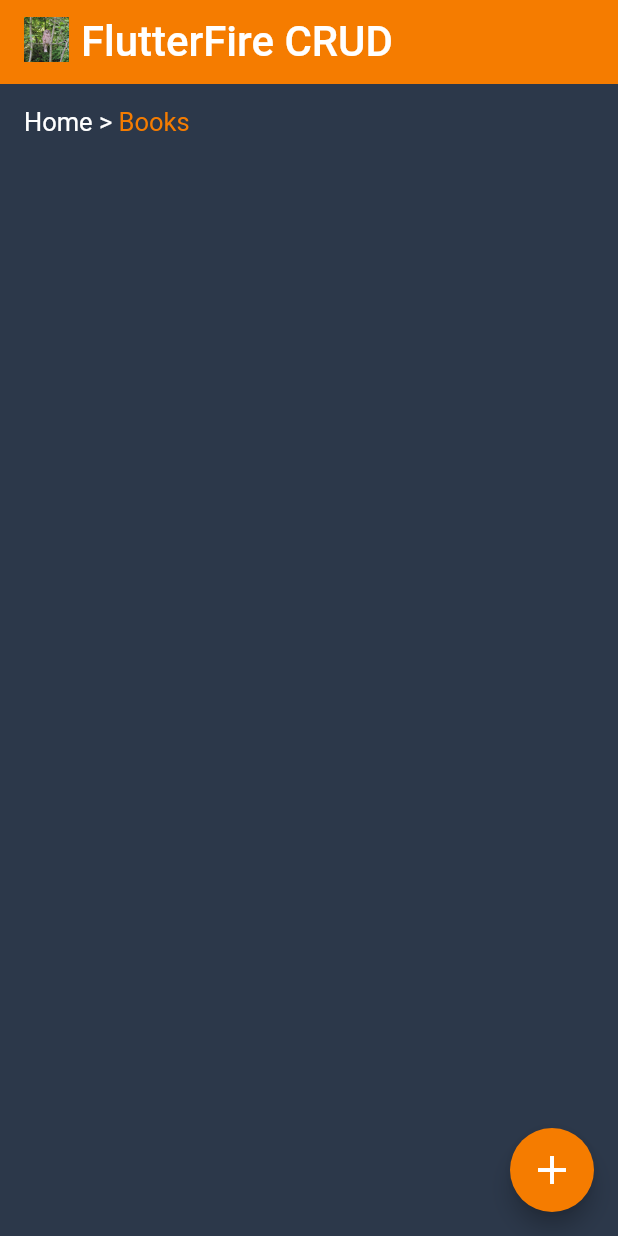
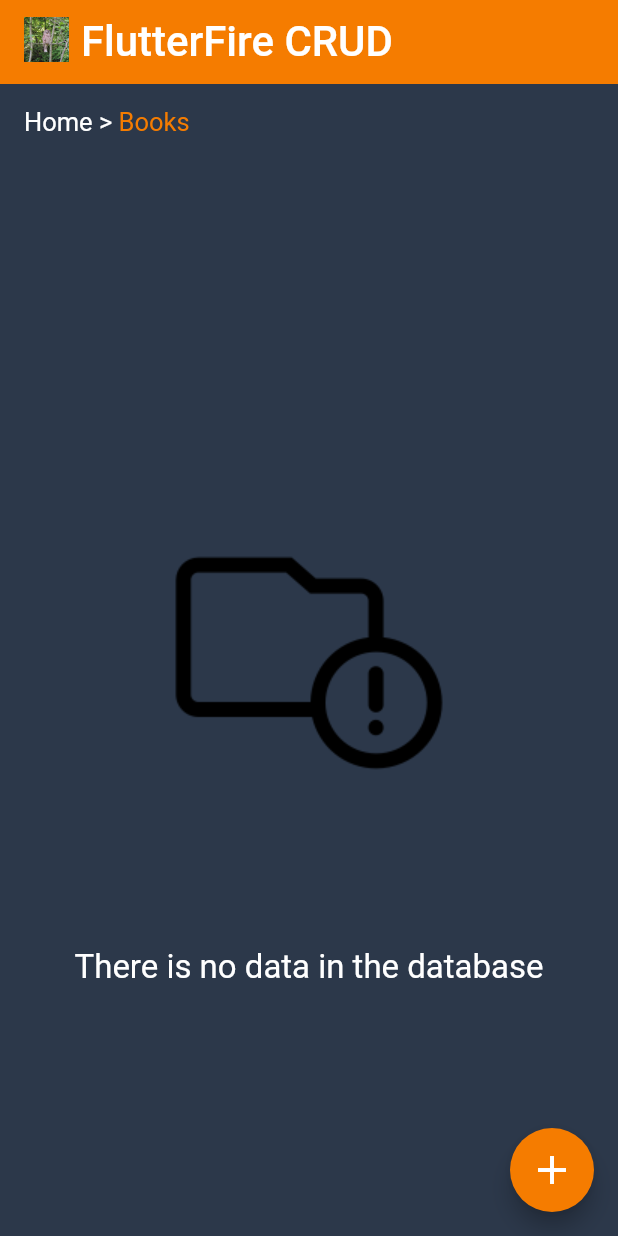
Before and after one commit to Med-Li-Jr/flutterInterfaces, a Flutter app: the screen it shows after launch, on a phone screen of 412 x 824 dp. Run offline on Flutter 3.47's test engine with Material 2 defaults, Android fonts, the phone set to English and light mode, and no system bars; our stand-ins replace cloud_firestore, firebase_core; accounts and stored records are empty.

Commit message:
Adding icon when no data in the database

```diff
--- a/lib/ItemList.dart
+++ b/lib/ItemList.dart
@@ -14,6 +14,27 @@ class ItemList extends StatelessWidget {
         if (snapshot.hasError) {
           return Text('Something went wrong');
         } else if (snapshot.hasData || snapshot.data != null) {
+          if (snapshot.data.docs.length == 0) {
+            return Column(
+              mainAxisAlignment: MainAxisAlignment.center,
+              children: [
+                SizedBox(
+                  child: Image.asset(
+                    'images/noDataFoundIcons.png',
+                  ),
+                  width: 500,
+                ),
+                SizedBox(
+                  child: Text(
+                    'There is no data in the database',
+                    style: TextStyle(
+                      fontSize: 22,
+                    ),
+                  ),
+                ),
+              ],
+            );
+          }
           return ListView.separated(
             separatorBuilder: (context, index) => SizedBox(height: 16.0),
             itemCount: snapshot.data.docs.length,
--- a/pubspec.yaml
+++ b/pubspec.yaml
@@ -48,7 +48,7 @@ flutter:
 
   # To add assets to your application, add an assets section, like this:
   assets:
-    - images/owl-2.jpg
+    - images/
 
   # An image asset can refer to one or more resolution-specific "variants", see
   # https://flutter.dev/assets-and-images/#resolution-aware.
```
Also changed, not shown: images/noDataFoundIcons.png (added).
